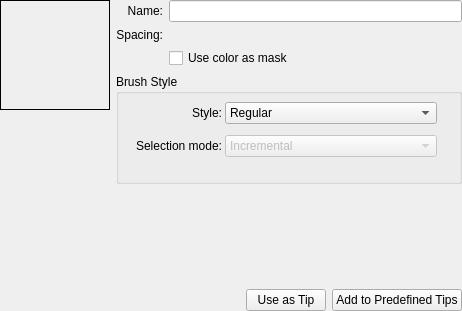
KDE/krita, file krita/plugins/paintops/libpaintop/forms/wdgcustombrush.ui: the form before one commit.
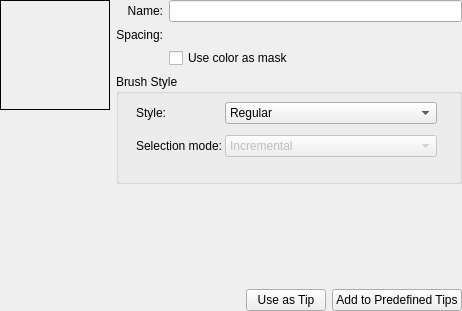
The form after the commit. Custom widgets are drawn as their Qt base class.

Commit message: Fix compilation on Qt 4.7

The edit to the form file:
```diff
--- a/krita/plugins/paintops/libpaintop/forms/wdgcustombrush.ui
+++ b/krita/plugins/paintops/libpaintop/forms/wdgcustombrush.ui
@@ -131,7 +131,7 @@
          <property name="spacing">
           <number>3</number>
          </property>
-         <item row="0" column="0" alignment="Qt::AlignRight">
+         <item row="0" column="0">
           <widget class="QLabel" name="textLabel2">
            <property name="sizePolicy">
             <sizepolicy hsizetype="Fixed" vsizetype="Preferred">
```
Left out of the diff: 2 changed lines with no effect on the pictures.
